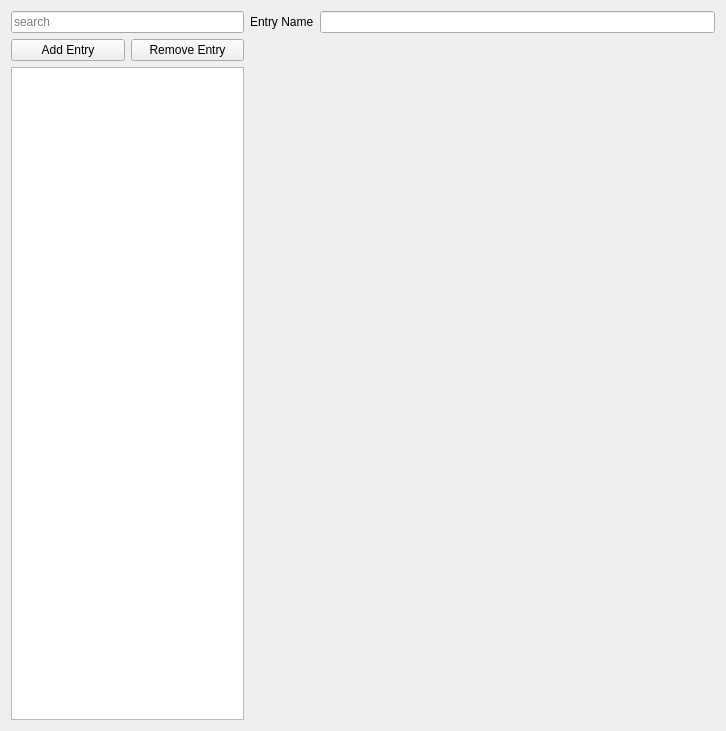
Above: ui/a2widget/a2item_editor.ui from ewerybody/a2 before the change. Below: the same form after it.
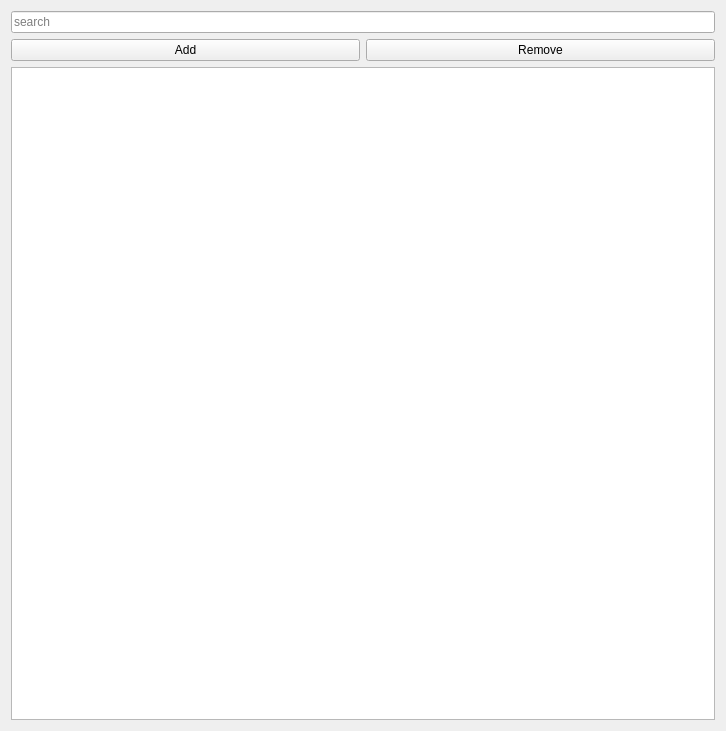
That is the form after the change.

```diff
--- a/ui/a2widget/a2item_editor.ui
+++ b/ui/a2widget/a2item_editor.ui
@@ -13,7 +13,7 @@
   <property name="windowTitle">
    <string>Form</string>
   </property>
-  <layout class="QHBoxLayout" name="horizontalLayout_2" stretch="1,2">
+  <layout class="QHBoxLayout" name="horizontalLayout_2" stretch="1,0">
    <item>
     <layout class="QVBoxLayout" name="verticalLayout">
      <item>
@@ -28,14 +28,14 @@
        <item>
         <widget class="QPushButton" name="add_entry_button">
          <property name="text">
-          <string>Add Entry</string>
+          <string>Add</string>
          </property>
         </widget>
        </item>
        <item>
         <widget class="QPushButton" name="del_entry_button">
          <property name="text">
-          <string>Remove Entry</string>
+          <string>Remove</string>
          </property>
         </widget>
        </item>
@@ -47,35 +47,7 @@
     </layout>
    </item>
    <item>
-    <layout class="QVBoxLayout" name="config_layout">
-     <item>
-      <layout class="QHBoxLayout" name="horizontalLayout_3" stretch="0,0">
-       <item>
-        <widget class="QLabel" name="label">
-         <property name="text">
-          <string>Entry Name</string>
-         </property>
-        </widget>
-       </item>
-       <item>
-        <widget class="QLineEdit" name="entry_name"/>
-       </item>
-      </layout>
-     </item>
-     <item>
-      <spacer name="verticalSpacer">
-       <property name="orientation">
-        <enum>Qt::Vertical</enum>
-       </property>
-       <property name="sizeHint" stdset="0">
-        <size>
-         <width>20</width>
-         <height>40</height>
-        </size>
-       </property>
-      </spacer>
-     </item>
-    </layout>
+    <layout class="QFormLayout" name="config_layout"/>
    </item>
   </layout>
  </widget>
```
